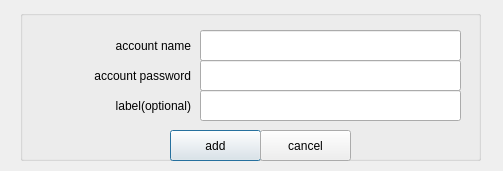
Old version of the form addaccount.ui in the repository mhogomchungu/qCheckGMail.
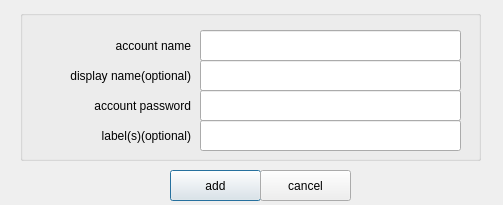
New version of the form.

Commit message: add ability to display accounts either by their account names or alternative display name

```diff
--- a/addaccount.ui
+++ b/addaccount.ui
@@ -7,7 +7,7 @@
     <x>0</x>
     <y>0</y>
     <width>503</width>
-    <height>171</height>
+    <height>205</height>
    </rect>
   </property>
   <property name="windowTitle">
@@ -39,7 +39,7 @@
     <property name="geometry">
      <rect>
       <x>0</x>
-      <y>50</y>
+      <y>80</y>
       <width>171</width>
       <height>31</height>
      </rect>
@@ -71,7 +71,7 @@
     <property name="geometry">
      <rect>
       <x>180</x>
-      <y>50</y>
+      <y>80</y>
       <width>261</width>
       <height>31</height>
      </rect>
@@ -84,7 +84,7 @@
     <property name="geometry">
      <rect>
       <x>180</x>
-      <y>80</y>
+      <y>110</y>
       <width>261</width>
       <height>31</height>
      </rect>
@@ -97,23 +97,50 @@
     <property name="geometry">
      <rect>
       <x>0</x>
-      <y>80</y>
+      <y>110</y>
       <width>171</width>
       <height>31</height>
      </rect>
     </property>
     <property name="text">
-     <string>label(optional)</string>
+     <string>label(s)(optional)</string>
     </property>
     <property name="alignment">
      <set>Qt::AlignRight|Qt::AlignTrailing|Qt::AlignVCenter</set>
     </property>
+   </widget>
+   <widget class="QLabel" name="label_4">
+    <property name="geometry">
+     <rect>
+      <x>10</x>
+      <y>50</y>
+      <width>161</width>
+      <height>31</height>
+     </rect>
+    </property>
+    <property name="text">
+     <string>display name(optional)</string>
+    </property>
+    <property name="alignment">
+     <set>Qt::AlignRight|Qt::AlignTrailing|Qt::AlignVCenter</set>
+    </property>
+   </widget>
+   <widget class="QLineEdit" name="lineEditOptionalName">
+    <property name="geometry">
+     <rect>
+      <x>180</x>
+      <y>50</y>
+      <width>261</width>
+      <height>31</height>
+     </rect>
+    </property>
+   </widget>
    </widget>
    <widget class="QPushButton" name="pushButtonAdd">
     <property name="geometry">
      <rect>
-      <x>150</x>
-      <y>120</y>
+     <x>170</x>
+     <y>170</y>
       <width>91</width>
       <height>31</height>
      </rect>
@@ -125,8 +152,8 @@
    <widget class="QPushButton" name="pushButtonCancel">
     <property name="geometry">
      <rect>
-      <x>240</x>
-      <y>120</y>
+     <x>260</x>
+     <y>170</y>
       <width>91</width>
       <height>31</height>
      </rect>
@@ -136,7 +163,6 @@
     </property>
    </widget>
   </widget>
- </widget>
  <tabstops>
   <tabstop>lineEditName</tabstop>
   <tabstop>lineEditPassword</tabstop>
```
Left out of the diff: 1 changed line with no effect on the pictures. Lines whose indentation alone changed are shown as unchanged. The commit also changes 10 other files.
